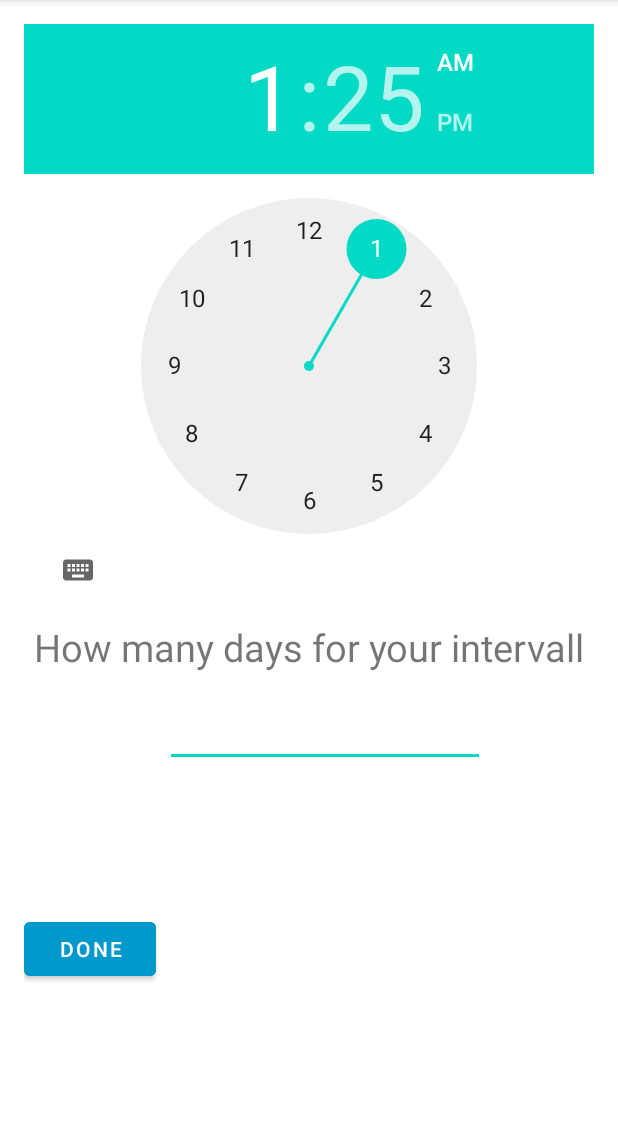
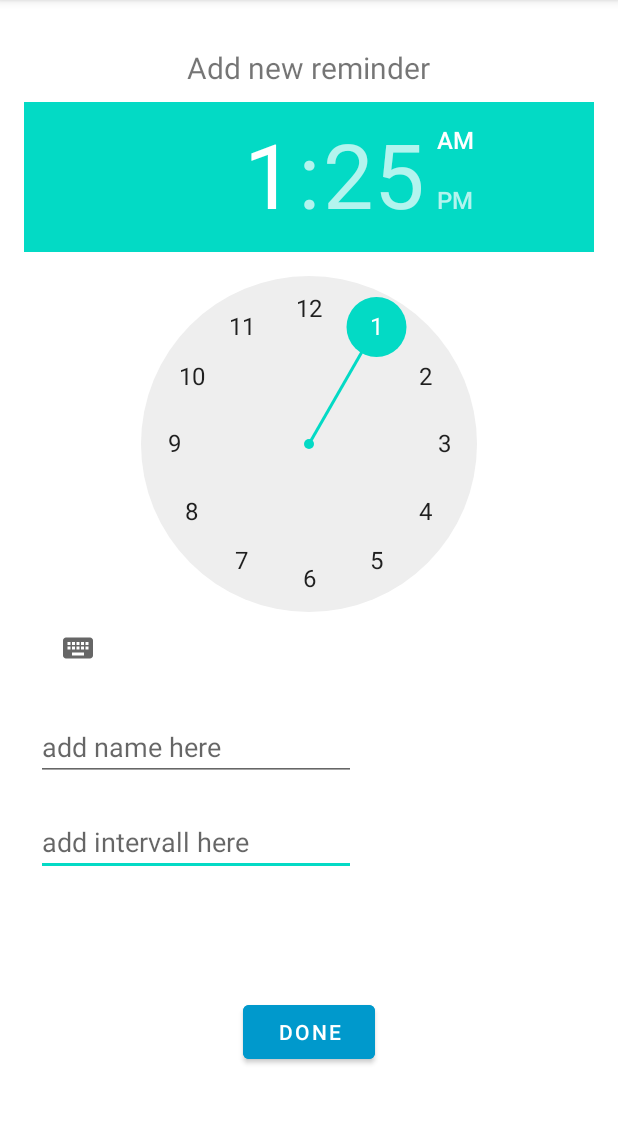
Before and after one commit to CMMarx/Friendominder, an Android app: the SetAlarmPageNew screen opened directly, with no data from a screen before it, on a phone screen of 412 x 824 dp, the part 84-1208 px from its top. Run offline under Robolectric (Android 15) with nearby library versions, the phone set to English and light mode, and no system bars; our stand-ins replace Firebase (no records; nobody signed in at launch, a user with empty details on screens opened directly).

Commit message:
worked on nicer alarm view

```diff
--- a/app/src/main/res/layout/set_alarm_page_2.xml
+++ b/app/src/main/res/layout/set_alarm_page_2.xml
@@ -1,5 +1,6 @@
 <?xml version="1.0" encoding="utf-8"?>
-<RelativeLayout xmlns:android="http://schemas.android.com/apk/res/android"
+<FrameLayout xmlns:android="http://schemas.android.com/apk/res/android"
+    xmlns:app="http://schemas.android.com/apk/res-auto"
     xmlns:tools="http://schemas.android.com/tools"
     android:layout_width="match_parent"
     android:layout_height="match_parent"
@@ -9,46 +10,63 @@
     android:paddingBottom="@dimen/activity_vertical_margin"
     tools:context="com.example.pema_projekt.SetAlarmPageNew">
 
+    <TextView
+        android:id="@+id/TVsetAlarmTitle"
+        android:layout_width="wrap_content"
+        android:layout_height="wrap_content"
+        android:layout_gravity="center_horizontal"
+        android:layout_margin="15dp"
+        android:text="Add new reminder"
+        android:textSize="20sp" />
+
     <Button
         android:id="@+id/addIntervallButton"
         android:layout_width="wrap_content"
         android:layout_height="wrap_content"
-        android:layout_below="@+id/eTinteravall"
         android:layout_gravity="bottom|center"
-        android:layout_marginTop="97dp"
+        android:layout_margin="40dp"
         android:backgroundTint="@android:color/holo_blue_dark"
         android:text="@string/done" />
 
-    <TimePicker
-        android:id="@+id/timePicker"
-        android:layout_width="wrap_content"
-        android:layout_height="wrap_content"
-        android:layout_alignParentStart="true"
-        android:layout_alignParentLeft="true"
-        android:layout_alignParentTop="true" />
+    <androidx.constraintlayout.widget.ConstraintLayout
+        android:layout_width="match_parent"
+        android:layout_height="match_parent">
 
-    <TextView
-        android:id="@+id/IntervallTv"
-        android:layout_width="wrap_content"
-        android:layout_height="wrap_content"
-        android:layout_below="@+id/timePicker"
-        android:layout_centerHorizontal="true"
-        android:paddingTop="10dp"
-        android:text="@string/how_many_days_for_your_intervall"
-        android:textSize="25sp" />
+        <EditText
+            android:id="@+id/eTinteravall"
+            android:layout_width="wrap_content"
+            android:layout_height="wrap_content"
+            android:layout_marginTop="18dp"
+            android:autofillHints="add interval"
+            android:ems="10"
+            android:hint="add intervall here"
+            android:inputType="textPersonName"
+            app:layout_constraintEnd_toEndOf="parent"
+            app:layout_constraintHorizontal_bias="0.047"
+            app:layout_constraintStart_toStartOf="parent"
+            app:layout_constraintTop_toBottomOf="@+id/eTreminderName" />
 
-    <EditText
-        android:id="@+id/eTinteravall"
-        android:layout_width="wrap_content"
-        android:layout_height="wrap_content"
-        android:layout_below="@+id/IntervallTv"
-        android:layout_alignParentStart="true"
-        android:layout_alignParentLeft="true"
-        android:layout_marginStart="94dp"
-        android:layout_marginLeft="94dp"
-        android:layout_marginTop="17dp"
-        android:autofillHints="add interval"
-        android:ems="10"
-        android:inputType="textPersonName"
-        tools:ignore="LabelFor" />
-</RelativeLayout>
+        <EditText
+            android:id="@+id/eTreminderName"
+            android:layout_width="wrap_content"
+            android:layout_height="wrap_content"
+            android:layout_marginTop="19dp"
+            android:ems="10"
+            android:hint="add name here"
+            android:inputType="textPersonName"
+            app:layout_constraintEnd_toEndOf="parent"
+            app:layout_constraintHorizontal_bias="0.047"
+            app:layout_constraintStart_toStartOf="parent"
+            app:layout_constraintTop_toBottomOf="@+id/timePicker" />
+
+        <TimePicker
+            android:id="@+id/timePicker"
+            android:layout_width="wrap_content"
+            android:layout_height="wrap_content"
+            android:layout_marginTop="52dp"
+            app:layout_constraintEnd_toEndOf="parent"
+            app:layout_constraintStart_toStartOf="parent"
+            app:layout_constraintTop_toTopOf="parent" />
+
+    </androidx.constraintlayout.widget.ConstraintLayout>
+</FrameLayout>
```
Also changed, not shown: app/src/main/java/com/example/pema_projekt/SetAlarmPageNew.java (+34 -51 lines).
